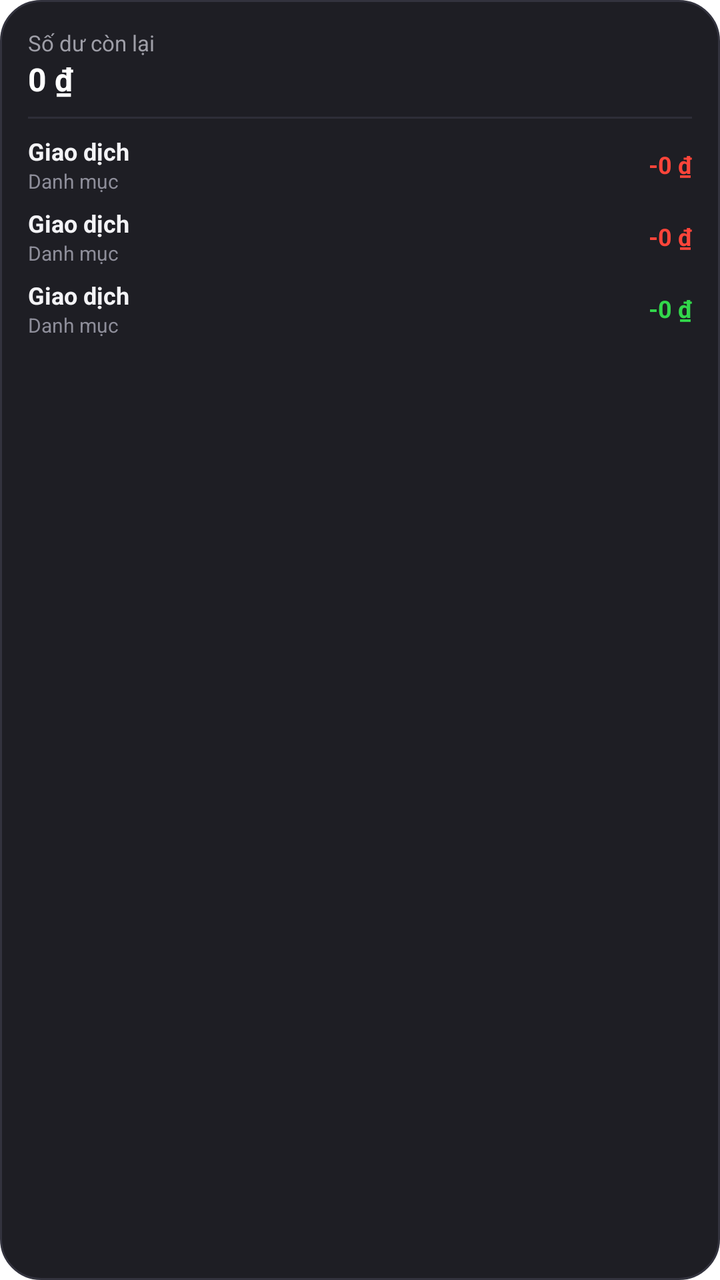
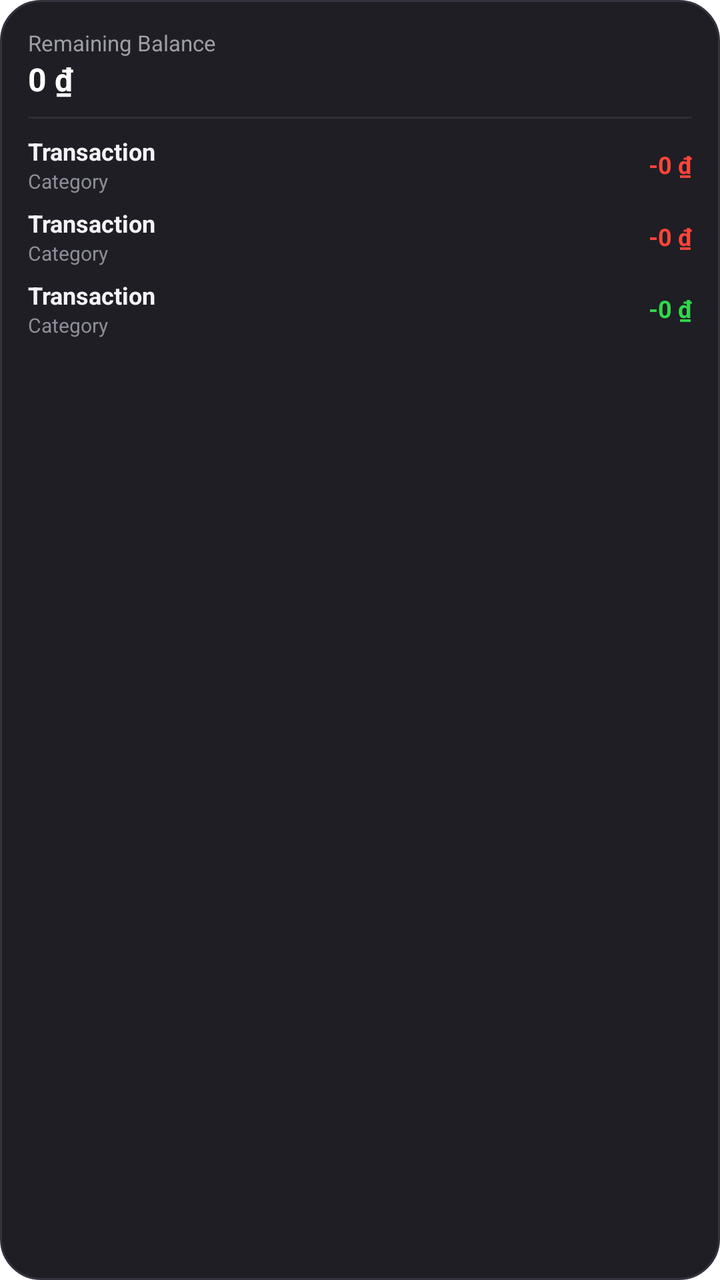

Screens rendered from an Android XML layout before and after an edit, with the pre-edit source and the edit as a unified diff.
<!-- AndroidManifest.xml: fallback theme Theme.MaterialComponents.DayNight.NoActionBar -->
<!-- res/layout/widget_recent_transactions.xml -->
<?xml version="1.0" encoding="utf-8"?>
<LinearLayout xmlns:android="http://schemas.android.com/apk/res/android"
    android:id="@+id/widget_container"
    android:layout_width="match_parent"
    android:layout_height="match_parent"
    android:background="@drawable/widget_background"
    android:orientation="vertical"
    android:padding="14dp">

    
    <LinearLayout
        android:layout_width="match_parent"
        android:layout_height="wrap_content"
        android:gravity="center_vertical"
        android:orientation="horizontal">

        <LinearLayout
            android:layout_width="0dp"
            android:layout_height="wrap_content"
            android:layout_weight="1"
            android:orientation="vertical">

            <TextView
                android:layout_width="wrap_content"
                android:layout_height="wrap_content"
                android:text="Số dư còn lại"
                android:textColor="#9E9EA7"
                android:textSize="11sp" />

            <TextView
                android:id="@+id/tv_total_balance"
                android:layout_width="wrap_content"
                android:layout_height="wrap_content"
                android:text="0 ₫"
                android:textColor="#FFFFFF"
                android:textSize="16sp"
                android:textStyle="bold" />
        </LinearLayout>
    </LinearLayout>

    <View
        android:layout_width="match_parent"
        android:layout_height="1dp"
        android:layout_marginTop="8dp"
        android:layout_marginBottom="8dp"
        android:background="#2E2E38" />

    
    <TextView
        android:id="@+id/tv_empty_tx"
        android:layout_width="match_parent"
        android:layout_height="0dp"
        android:layout_weight="1"
        android:gravity="center"
        android:text="Chưa có giao dịch gần đây"
        android:textColor="#7A7A85"
        android:textSize="12sp"
        android:visibility="gone" />

    
    <LinearLayout
        android:id="@+id/tx_list_container"
        android:layout_width="match_parent"
        android:layout_height="0dp"
        android:layout_weight="1"
        android:orientation="vertical">

        
        <LinearLayout
            android:id="@+id/row_tx_1"
            android:layout_width="match_parent"
            android:layout_height="wrap_content"
            android:layout_marginBottom="6dp"
            android:gravity="center_vertical"
            android:orientation="horizontal">

            <LinearLayout
                android:layout_width="0dp"
                android:layout_height="wrap_content"
                android:layout_weight="1"
                android:orientation="vertical">

                <TextView
                    android:id="@+id/tv_tx1_title"
                    android:layout_width="wrap_content"
                    android:layout_height="wrap_content"
                    android:ellipsize="end"
                    android:maxLines="1"
                    android:text="Giao dịch"
                    android:textColor="#F3F3F6"
                    android:textSize="12sp"
                    android:textStyle="bold" />

                <TextView
                    android:id="@+id/tv_tx1_category"
                    android:layout_width="wrap_content"
                    android:layout_height="wrap_content"
                    android:text="Danh mục"
                    android:textColor="#8E8E9A"
                    android:textSize="10sp" />
            </LinearLayout>

            <TextView
                android:id="@+id/tv_tx1_amount"
                android:layout_width="wrap_content"
                android:layout_height="wrap_content"
                android:text="-0 ₫"
                android:textColor="#FF453A"
                android:textSize="12sp"
                android:textStyle="bold" />
        </LinearLayout>

        
        <LinearLayout
            android:id="@+id/row_tx_2"
            android:layout_width="match_parent"
            android:layout_height="wrap_content"
            android:layout_marginBottom="6dp"
            android:gravity="center_vertical"
            android:orientation="horizontal">

            <LinearLayout
                android:layout_width="0dp"
                android:layout_height="wrap_content"
                android:layout_weight="1"
                android:orientation="vertical">

                <TextView
                    android:id="@+id/tv_tx2_title"
                    android:layout_width="wrap_content"
                    android:layout_height="wrap_content"
                    android:ellipsize="end"
                    android:maxLines="1"
                    android:text="Giao dịch"
                    android:textColor="#F3F3F6"
                    android:textSize="12sp"
                    android:textStyle="bold" />

                <TextView
                    android:id="@+id/tv_tx2_category"
                    android:layout_width="wrap_content"
                    android:layout_height="wrap_content"
                    android:text="Danh mục"
                    android:textColor="#8E8E9A"
                    android:textSize="10sp" />
            </LinearLayout>

            <TextView
                android:id="@+id/tv_tx2_amount"
                android:layout_width="wrap_content"
                android:layout_height="wrap_content"
                android:text="-0 ₫"
                android:textColor="#FF453A"
                android:textSize="12sp"
                android:textStyle="bold" />
        </LinearLayout>

        
        <LinearLayout
            android:id="@+id/row_tx_3"
            android:layout_width="match_parent"
            android:layout_height="wrap_content"
            android:gravity="center_vertical"
            android:orientation="horizontal">

            <LinearLayout
                android:layout_width="0dp"
                android:layout_height="wrap_content"
                android:layout_weight="1"
                android:orientation="vertical">

                <TextView
                    android:id="@+id/tv_tx3_title"
                    android:layout_width="wrap_content"
                    android:layout_height="wrap_content"
                    android:ellipsize="end"
                    android:maxLines="1"
                    android:text="Giao dịch"
                    android:textColor="#F3F3F6"
                    android:textSize="12sp"
                    android:textStyle="bold" />

                <TextView
                    android:id="@+id/tv_tx3_category"
                    android:layout_width="wrap_content"
                    android:layout_height="wrap_content"
                    android:text="Danh mục"
                    android:textColor="#8E8E9A"
                    android:textSize="10sp" />
            </LinearLayout>

            <TextView
                android:id="@+id/tv_tx3_amount"
                android:layout_width="wrap_content"
                android:layout_height="wrap_content"
                android:text="-0 ₫"
                android:textColor="#32D74B"
                android:textSize="12sp"
                android:textStyle="bold" />
        </LinearLayout>

    </LinearLayout>

</LinearLayout>
<!-- resources referenced by this layout -->
<resources>
  <!-- drawable widget_background (drawable) -->
  <?xml version="1.0" encoding="utf-8"?>
  <shape xmlns:android="http://schemas.android.com/apk/res/android"
      android:shape="rectangle">
      <corners android:radius="20dp" />
      <solid android:color="#1E1E24" />
      <stroke android:width="1dp" android:color="#33333E" />
  </shape>
</resources>

<!-- the commit's change to res/layout/widget_recent_transactions.xml (unified diff, before → after) -->
@@ -23,7 +23,7 @@
             <TextView
                 android:layout_width="wrap_content"
                 android:layout_height="wrap_content"
-                android:text="Số dư còn lại"
+                android:text="@string/widget_remaining_balance"
                 android:textColor="#9E9EA7"
                 android:textSize="11sp" />
 
@@ -52,7 +52,7 @@
         android:layout_height="0dp"
         android:layout_weight="1"
         android:gravity="center"
-        android:text="Chưa có giao dịch gần đây"
+        android:text="@string/widget_empty_tx"
         android:textColor="#7A7A85"
         android:textSize="12sp"
         android:visibility="gone" />
@@ -86,7 +86,7 @@
                     android:layout_height="wrap_content"
                     android:ellipsize="end"
                     android:maxLines="1"
-                    android:text="Giao dịch"
+                    android:text="@string/widget_default_transaction"
                     android:textColor="#F3F3F6"
                     android:textSize="12sp"
                     android:textStyle="bold" />
@@ -95,7 +95,7 @@
                     android:id="@+id/tv_tx1_category"
                     android:layout_width="wrap_content"
                     android:layout_height="wrap_content"
-                    android:text="Danh mục"
+                    android:text="@string/widget_default_category"
                     android:textColor="#8E8E9A"
                     android:textSize="10sp" />
             </LinearLayout>
@@ -131,7 +131,7 @@
                     android:layout_height="wrap_content"
                     android:ellipsize="end"
                     android:maxLines="1"
-                    android:text="Giao dịch"
+                    android:text="@string/widget_default_transaction"
                     android:textColor="#F3F3F6"
                     android:textSize="12sp"
                     android:textStyle="bold" />
@@ -140,7 +140,7 @@
                     android:id="@+id/tv_tx2_category"
                     android:layout_width="wrap_content"
                     android:layout_height="wrap_content"
-                    android:text="Danh mục"
+                    android:text="@string/widget_default_category"
                     android:textColor="#8E8E9A"
                     android:textSize="10sp" />
             </LinearLayout>
@@ -175,7 +175,7 @@
                     android:layout_height="wrap_content"
                     android:ellipsize="end"
                     android:maxLines="1"
-                    android:text="Giao dịch"
+                    android:text="@string/widget_default_transaction"
                     android:textColor="#F3F3F6"
                     android:textSize="12sp"
                     android:textStyle="bold" />
@@ -184,7 +184,7 @@
                     android:id="@+id/tv_tx3_category"
                     android:layout_width="wrap_content"
                     android:layout_height="wrap_content"
-                    android:text="Danh mục"
+                    android:text="@string/widget_default_category"
                     android:textColor="#8E8E9A"
                     android:textSize="10sp" />
             </LinearLayout>
<!-- resource entries referenced after the edit -->
@@ -8,5 +8,9 @@
       <solid android:color="#1E1E24" />
       <stroke android:width="1dp" android:color="#33333E" />
   </shape>
+  <string name="widget_default_category">Category</string>
+  <string name="widget_default_transaction">Transaction</string>
+  <string name="widget_empty_tx">No recent transactions</string>
+  <string name="widget_remaining_balance">Remaining Balance</string>
 </resources>
 
